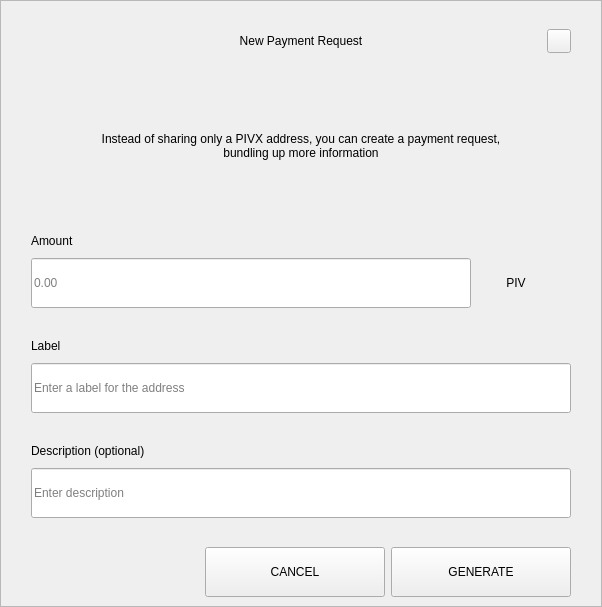
Qt form src/qt/omegacoin/forms/requestdialog.ui (Cobra-Technologies-GmbH/OmegaCoin) before a commit.
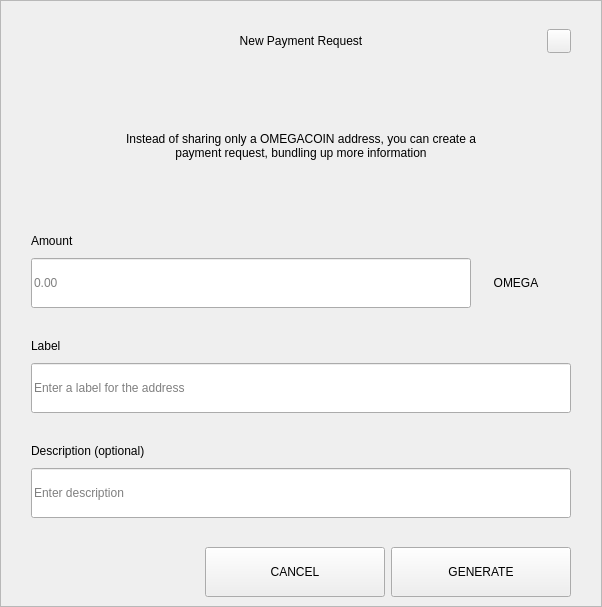
The same form after that commit.

Diff of the .ui file:
```diff
--- a/src/qt/omegacoin/forms/requestdialog.ui
+++ b/src/qt/omegacoin/forms/requestdialog.ui
@@ -210,7 +210,7 @@
              </size>
             </property>
             <property name="text">
-             <string>Instead of sharing only a PIVX address, you can create a payment request, bundling up more information</string>
+             <string>Instead of sharing only a OMEGACOIN address, you can create a payment request, bundling up more information</string>
             </property>
             <property name="alignment">
              <set>Qt::AlignCenter</set>
@@ -327,7 +327,7 @@
                    <item>
                     <widget class="QLabel" name="comboBoxCoin">
                      <property name="text">
-                      <string>PIV</string>
+                      <string>OMEGA</string>
                      </property>
                      <property name="alignment">
                       <set>Qt::AlignCenter</set>
```
